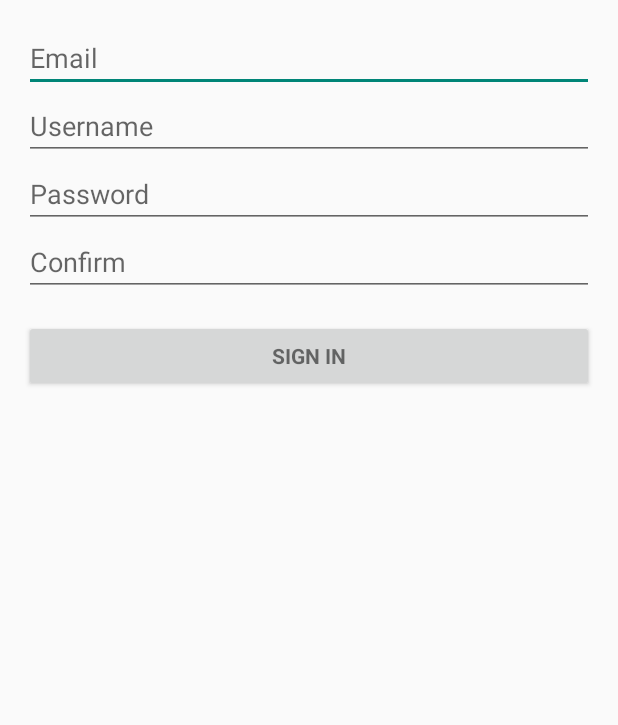
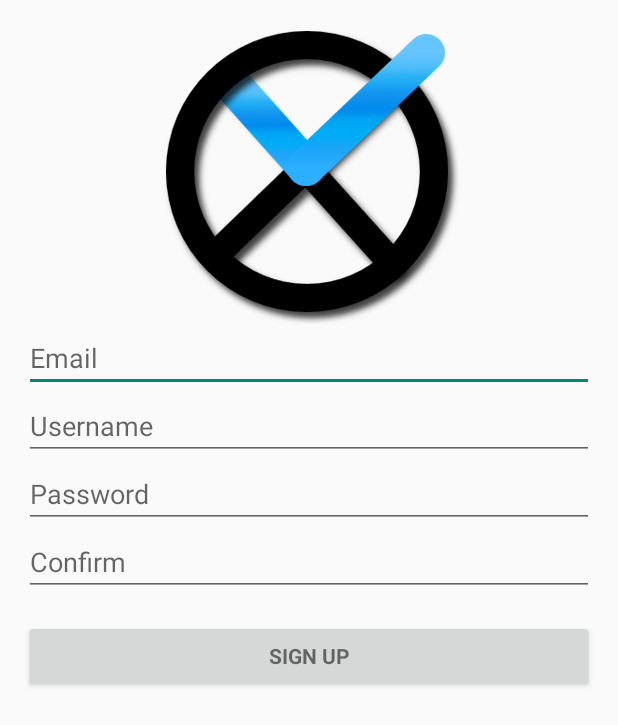
Before and after one commit to appistack/appistack-droid, an Android app: the layout activity_signup.xml on its own in the app's theme, with its tools: preview values and no code run, on a phone screen of 412 x 824 dp. Shown: the top 725 px of the screen. Run offline under Robolectric (Android 15) with nearby library versions, the phone set to English and light mode, and no system bars.

Commit message:
added Voxxel logo to the app's login/signup screens

```diff
--- a/app/src/main/res/layout/activity_login.xml
+++ b/app/src/main/res/layout/activity_login.xml
@@ -18,6 +18,12 @@
         android:layout_height="wrap_content"
         android:layout_marginBottom="8dp"
         android:visibility="gone"/>
+
+    <ImageView
+        android:layout_width="wrap_content"
+        android:layout_height="wrap_content"
+        android:id="@+id/imageView"
+        android:background="@mipmap/vox_logo"/>
 
     <ScrollView
         android:id="@+id/login_form"
--- a/app/src/main/res/layout/activity_signup.xml
+++ b/app/src/main/res/layout/activity_signup.xml
@@ -1,11 +1,13 @@
-<RelativeLayout xmlns:android="http://schemas.android.com/apk/res/android"
+<LinearLayout xmlns:android="http://schemas.android.com/apk/res/android"
               xmlns:tools="http://schemas.android.com/tools"
               android:layout_width="match_parent"
               android:layout_height="match_parent"
+              android:gravity="center_horizontal"
+              android:orientation="vertical"
+              android:paddingBottom="@dimen/activity_vertical_margin"
               android:paddingLeft="@dimen/activity_horizontal_margin"
               android:paddingRight="@dimen/activity_horizontal_margin"
               android:paddingTop="@dimen/activity_vertical_margin"
-                android:paddingBottom="@dimen/activity_vertical_margin"
               tools:context="com.voxxel.voxxel.SignupActivity">
 
     <ProgressBar
@@ -15,6 +17,12 @@
         android:layout_height="wrap_content"
         android:layout_marginBottom="8dp"
         android:visibility="gone"/>
+
+    <ImageView
+        android:layout_width="wrap_content"
+        android:layout_height="wrap_content"
+        android:id="@+id/imageView"
+        android:background="@mipmap/vox_logo"/>
 
     <ScrollView
         android:id="@+id/voxxel_signup_form"
@@ -76,12 +84,11 @@
                 android:layout_width="match_parent"
                 android:layout_height="wrap_content"
                 android:layout_marginTop="16dp"
-                android:text="@string/action_sign_in"
-                android:textStyle="bold"
-                android:onClick="onClickSignupButton"/>
+                android:onClick="onClickSignupButton"
+                android:text="@string/action_sign_up"
+                android:textStyle="bold"/>
 
         </LinearLayout>
     </ScrollView>
 
-
-</RelativeLayout>
+</LinearLayout>
```
Also changed, not shown: app/src/main/res/mipmap-hdpi/vox_logo.png (added). Lines whose indentation alone changed are shown as unchanged.
